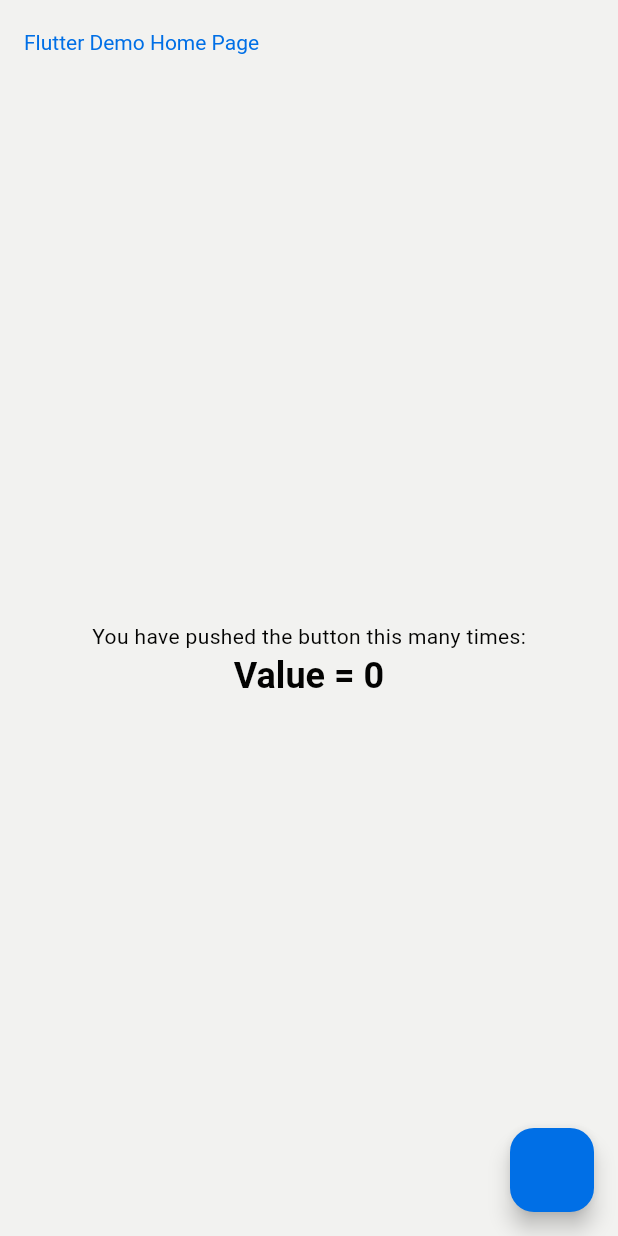
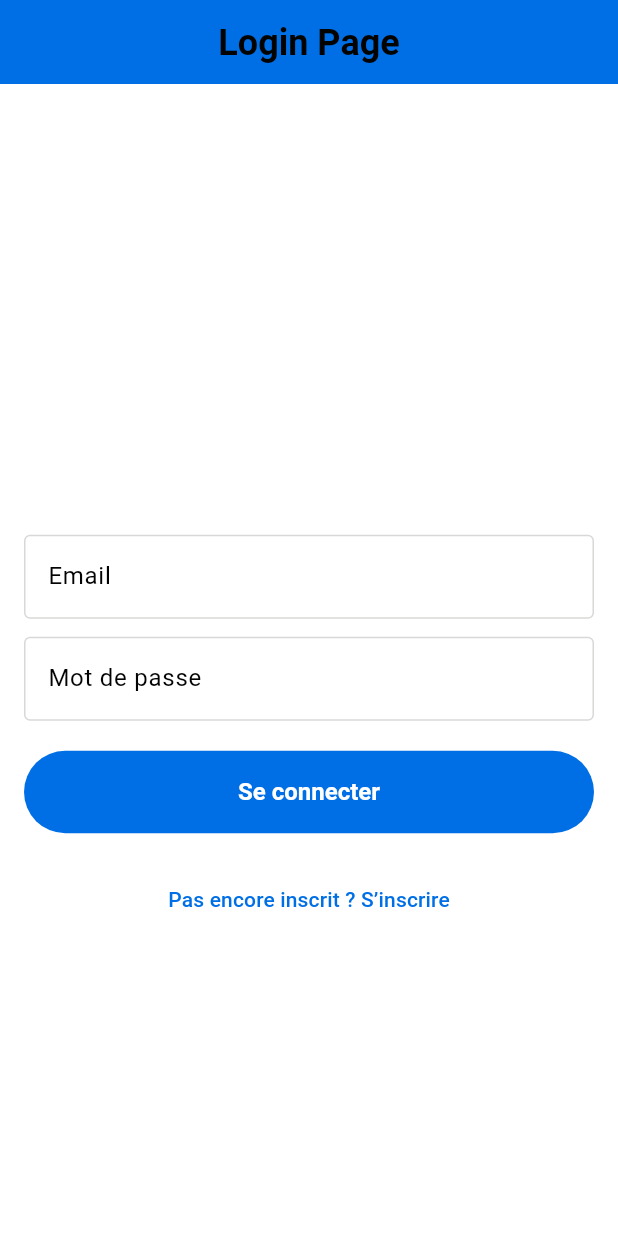
Before and after one commit to fawazdan12/flutter_api_integration, a Flutter app: the screen it shows after launch, on a phone screen of 412 x 824 dp. Run offline on Flutter 3.47's test engine with Material 3 defaults, Android fonts, the phone set to English and light mode, and no system bars; our stand-ins replace dartz, dio, flutter_riverpod, get_it; accounts and stored records are empty; Roboto replaces fonts that are missing (SF Pro).

Commit message:
add for injection, provider

```diff
--- /dev/null
+++ b/lib/core/providers/auth_provider.dart
@@ -0,0 +1,90 @@
+import 'package:bloc/domain/usecases/register_login.dart';
+import 'package:flutter/material.dart';
+import 'package:bloc/domain/entities/user.dart';
+import 'package:bloc/core/failure/auth_failure.dart';
+import 'package:bloc/domain/usecases/login_usecase.dart';
+import 'package:dartz/dartz.dart';
+
+class AuthProvider with ChangeNotifier {
+  final LoginUseCase _loginUseCase;
+  final RegisterUseCase _registerUseCase;
+
+  User? _user;
+  bool _isLoading = false;
+  String? _errorMessage;
+
+  AuthProvider({
+    required LoginUseCase loginUseCase,
+    required RegisterUseCase registerUseCase,
+  }) : _loginUseCase = loginUseCase,
+       _registerUseCase = registerUseCase;
+
+  User? get user => _user;
+  bool get isLoading => _isLoading;
+  String? get errorMessage => _errorMessage;
+  bool get isAuthenticated => _user != null;
+
+  /// Connexion
+  Future<void> login(String email, String password) async {
+    _setLoading(true);
+
+    final Either<AuthFailure, User> result = await _loginUseCase(
+      LoginParams(email: email, password: password),
+    );
+
+    result.fold(
+      (failure) {
+        _errorMessage = failure.message;
+        _user = null;
+      },
+      (user) {
+        _errorMessage = null;
+        _user = user;
+      },
+    );
+
+    _setLoading(false);
+  }
+
+  /// Inscription
+  Future<void> register(
+    String name,
+    String email,
+    String password, {
+    String? phone,
+  }) async {
+    _setLoading(true);
+
+    final Either<AuthFailure, User> result = await _registerUseCase(
+      RegisterParams(
+        name: name,
+        email: email,
+        password: password,
+        phone: phone,
+      ),
+    );
+
+    result.fold(
+      (failure) {
+        _errorMessage = failure.message;
+        _user = null;
+      },
+      (user) {
+        _errorMessage = null;
+        _user = user;
+      },
+    );
+
+    _setLoading(false);
+  }
+
+  void logout() {
+    _user = null;
+    notifyListeners();
+  }
+
+  void _setLoading(bool value) {
+    _isLoading = value;
+    notifyListeners();
+  }
+}
--- a/lib/data/datasource/remote/auth_data_source.dart
+++ b/lib/data/datasource/remote/auth_data_source.dart
@@ -18,7 +18,7 @@ class AuthDataSource {
 
   AuthDataSource({
     Dio? dio,
-    this.baseUrl = 'https://your-api-base-url.com/api',
+    this.baseUrl = 'https://0ba86145ccd9.ngrok-free.app',
   }) : _dio = dio ?? Dio() {
     _configureDio();
   }
@@ -50,7 +50,7 @@ class AuthDataSource {
   }) async {
     try {
       final response = await _dio.post(
-        '/auth/login',
+        '/api/login',
         data: {
           'email': email,
           'password': password,
@@ -75,7 +75,7 @@ class AuthDataSource {
   }) async {
     try {
       final response = await _dio.post(
-        '/auth/register',
+        '/api/register',
         data: {
           'name': name,
           'email': email,
--- a/lib/domain/usecases/login_usecase.dart
+++ b/lib/domain/usecases/login_usecase.dart
@@ -0,0 +1,29 @@
+import 'package:bloc/core/abstract/usecases.dart';
+import 'package:dartz/dartz.dart';
+import 'package:bloc/domain/entities/user.dart';
+import 'package:bloc/core/failure/auth_failure.dart';
+import 'package:bloc/domain/repositories/auth_repository.dart';
+
+class LoginParams {
+  final String email;
+  final String password;
+
+  LoginParams({
+    required this.email,
+    required this.password,
+  });
+}
+
+class LoginUseCase implements UseCase<User, LoginParams> {
+  final AuthRepository _repository;
+
+  LoginUseCase(this._repository);
+
+  @override
+  Future<Either<AuthFailure, User>> call(LoginParams params) {
+    return _repository.login(
+      email: params.email,
+      password: params.password,
+    );
+  }
+}
--- a/lib/domain/usecases/register_login.dart
+++ b/lib/domain/usecases/register_login.dart
@@ -0,0 +1,35 @@
+import 'package:bloc/core/abstract/usecases.dart';
+import 'package:dartz/dartz.dart';
+import 'package:bloc/domain/entities/user.dart';
+import 'package:bloc/core/failure/auth_failure.dart';
+import 'package:bloc/domain/repositories/auth_repository.dart';
+
+class RegisterParams {
+  final String name;
+  final String email;
+  final String password;
+  final String? phone;
+
+  RegisterParams({
+    required this.name,
+    required this.email,
+    required this.password,
+    this.phone,
+  });
+}
+
+class RegisterUseCase implements UseCase<User, RegisterParams> {
+  final AuthRepository _repository;
+
+  RegisterUseCase(this._repository);
+
+  @override
+  Future<Either<AuthFailure, User>> call(RegisterParams params) {
+    return _repository.register(
+      name: params.name,
+      email: params.email,
+      password: params.password,
+      phone: params.phone,
+    );
+  }
+}
--- a/lib/main.dart
+++ b/lib/main.dart
@@ -1,90 +1,37 @@
 import 'package:bloc/config/theme/theme.dart';
-import 'package:dio/dio.dart';
+import 'package:bloc/core/providers/auth_provider.dart';
+import 'package:bloc/injections/injection.dart';
+import 'package:bloc/presentation/pages/login_screen.dart';
 import 'package:flutter/material.dart';
-import 'dart:developer';
+import 'package:provider/provider.dart';
 
-import 'package:flutter_riverpod/flutter_riverpod.dart';
+Future<void> main() async {
+  WidgetsFlutterBinding.ensureInitialized();
+  await initDependencies(); // GetIt
 
-void main() {
-  // final dio = Dio();
-  // final reponse = await dio.get('https://dart.dev');
-  // log(reponse.toString());
-  runApp(const ProviderScope(child: MyApp()));
+  runApp(
+    MultiProvider(
+      providers: [
+        // AuthProvider vient de GetIt (sl) et appelle les use cases
+        ChangeNotifierProvider<AuthProvider>(create: (_) => sl<AuthProvider>()),
+      ],
+      child: const MyApp(),
+    ),
+  );
 }
 
-class MyApp extends ConsumerWidget {
+class MyApp extends StatelessWidget {
   const MyApp({super.key});
 
-
   @override
-  Widget build(BuildContext context, WidgetRef ref) {
-     final themeMode = ref.watch(themeProvider);
+  Widget build(BuildContext context) {
 
     return MaterialApp(
       debugShowCheckedModeBanner: false,
       title: 'Flutter Demo',
       theme: TAppTheme.lightThemeData(context),
       darkTheme: TAppTheme.darkThemeData(context),
-      themeMode: themeMode,
-      home: const MyHomePage(title: 'Flutter Demo Home Page'),
+      home: const LoginScreen(),
     );
   }
 }
-
-class MyHomePage extends StatefulWidget {
-  const MyHomePage({super.key, required this.title});
-
-
-
-  final String title;
-
-  @override
-  State<MyHomePage> createState() => _MyHomePageState();
-}
-
-class _MyHomePageState extends State<MyHomePage> {
-  int _counter = 0;
-  String _value = 'Value';
-  void _incrementCounter() {
-    setState(() {
-
-      _counter++;
-
-      if (_counter == 2) {
-        _value = 'Values';
-      }
-    });
-  }
-
-  @override
-  Widget build(BuildContext context) {
-
-    return Scaffold(
-      appBar: AppBar(
-
-        backgroundColor: Theme.of(context).colorScheme.inversePrimary,
-
-        title: Text(widget.title),
-      ),
-      body: Center(
-
-        child: Column(
-
-          mainAxisAlignment: MainAxisAlignment.center,
-          children: <Widget>[
-            const Text('You have pushed the button this many times:'),
-            Text(
-              '$_value = $_counter',
-              style: Theme.of(context).textTheme.headlineMedium,
-            ),
-          ],
-        ),
-      ),
-      floatingActionButton: FloatingActionButton(
-        onPressed: _incrementCounter,
-        tooltip: 'Increment',
-        child: const Icon(Icons.add),
-      ),
-    );
-  }
-}
--- /dev/null
+++ b/lib/presentation/pages/login_screen.dart
@@ -0,0 +1,101 @@
+import 'package:flutter/material.dart';
+import 'register_screen.dart';
+import 'package:provider/provider.dart';
+import 'package:bloc/core/providers/auth_provider.dart';
+
+class LoginScreen extends StatefulWidget {
+  const LoginScreen({super.key});
+
+  @override
+  State<LoginScreen> createState() => _LoginScreenState();
+}
+
+class _LoginScreenState extends State<LoginScreen> {
+  final _formKey = GlobalKey<FormState>();
+  final _emailController = TextEditingController();
+  final _passwordController = TextEditingController();
+
+  @override
+  Widget build(BuildContext context) {
+    final authProvider = context.watch<AuthProvider>();
+
+    return Scaffold(
+      backgroundColor: Theme.of(context).colorScheme.background ,
+      appBar: AppBar(
+        backgroundColor: Theme.of(context).colorScheme.primary,
+        title: Center(
+          child: Text(
+            "Login Page",
+            style: Theme.of(context).textTheme.headlineMedium,
+          ),
+        )
+      ),
+      body: Padding(
+        padding: const EdgeInsets.only(top: 100.0, left: 16.0, right: 16.0),
+        child: Form(
+          key: _formKey,
+          child: Column(
+            crossAxisAlignment: CrossAxisAlignment.center,
+            mainAxisAlignment: MainAxisAlignment.center,
+            children: [
+              TextFormField(
+                controller: _emailController,
+                decoration: const InputDecoration(labelText: "Email"),
+                validator: (value) => value != null && value.contains("@")
+                    ? null
+                    : "Email invalide",
+              ),
+              const SizedBox(height: 12),
+              TextFormField(
+                controller: _passwordController,
+                obscureText: true,
+                decoration: const InputDecoration(labelText: "Mot de passe"),
+                validator: (value) => value != null && value.length >= 6
+                    ? null
+                    : "Mot de passe trop court",
+              ),
+              const SizedBox(height: 20),
+              if (authProvider.isLoading)
+                const CircularProgressIndicator()
+              else
+                ElevatedButton(
+                  style: ElevatedButton.styleFrom(
+                    minimumSize: const Size.fromHeight(50),
+                  ),
+                  onPressed: () {
+                    if (_formKey.currentState!.validate()) {
+                      authProvider.login(
+                        _emailController.text.trim(),
+                        _passwordController.text.trim(),
+                      );
+                    }
+                  },
+                  child: const Text(
+                    "Se connecter",
+                  ),
+                ),
+              if (authProvider.errorMessage != null)
+                Padding(
+                  padding: const EdgeInsets.only(top: 16.0),
+                  child: Text(
+                    authProvider.errorMessage!,
+                    style: const TextStyle(color: Colors.red),
+                  ),
+                ),
+              const SizedBox(height: 20),
+              TextButton(
+                onPressed: () {
+                  Navigator.push(
+                    context,
+                    MaterialPageRoute(builder: (_) => const RegisterScreen()),
+                  );
+                },
+                child: const Text("Pas encore inscrit ? S’inscrire"),
+              ),
+            ],
+          ),
+        ),
+      ),
+    );
+  }
+}
--- a/pubspec.yaml
+++ b/pubspec.yaml
@@ -37,6 +37,8 @@ dependencies:
   dio: ^5.9.0
   flutter_riverpod: ^2.6.1
   dartz: ^0.10.1
+  get_it: ^8.2.0
+  provider: ^6.1.5+1
 
 dev_dependencies:
   flutter_test:
```
Also changed, not shown: lib/core/abstract/usecases.dart (added, +7 -0 lines), lib/injections/injection.dart (added, +32 -0 lines), lib/presentation/pages/home_page_screen.dart (added, +32 -0 lines), lib/presentation/pages/register_screen.dart (added, +101 -0 lines), pubspec.lock.
